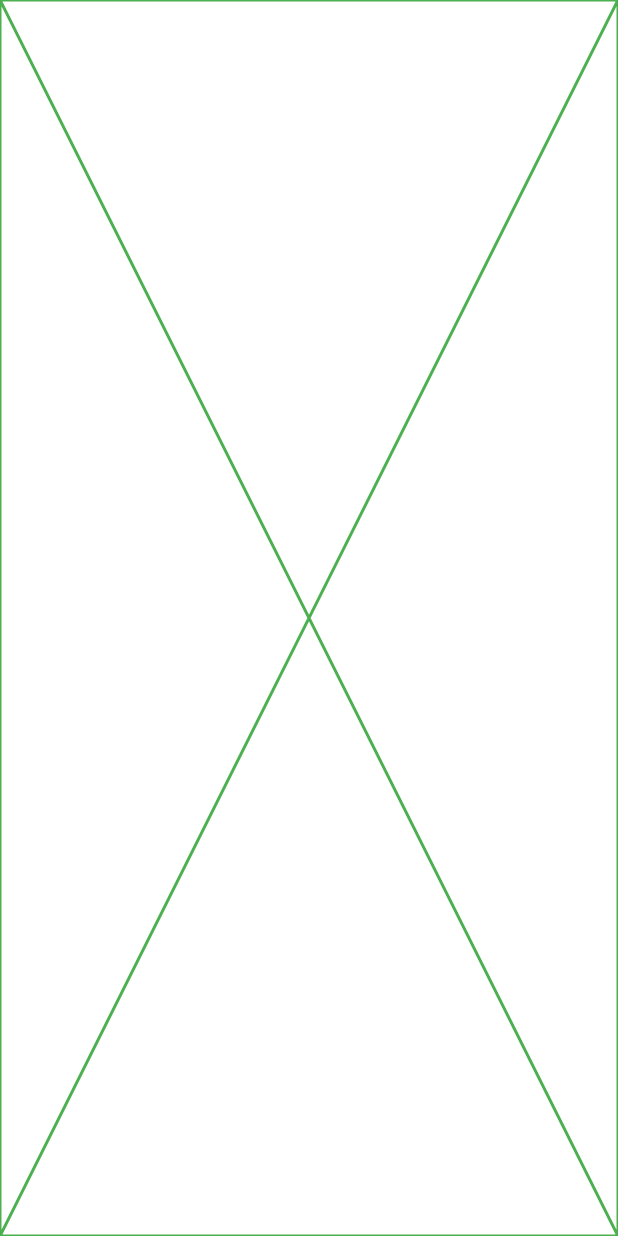
After one commit to levinzonr/movie-db-flutter, a Flutter app: the screen it shows after launch, after a tap on an icon or button, on a phone screen of 412 x 824 dp. The commit adds this screen. Run offline on Flutter 3.47's test engine with Material 2 defaults, Android fonts, the light colour scheme and no system bars; our stand-ins replace bloc, equatable, flutter_bloc, get_it, logger.

Commit message:
Page detail navigation

```diff
--- a/lib/presentation/screens/home/home_page.dart
+++ b/lib/presentation/screens/home/home_page.dart
@@ -12,7 +12,7 @@ import 'package:what_and_where/presentation/translations/translations.dart';
 class HomePage extends StatefulWidget {
 
 
-  static Widget init(BuildContext) => BlocProvider<HomeBloc>(
+  static Widget init(BuildContext context) => BlocProvider<HomeBloc>(
     create: (_) => injector<HomeBloc>(),
     child: HomePage(),
   );
@@ -84,6 +84,9 @@ class HomePageState extends State<HomePage> {
       case HomeTab.settings: {
         return Placeholder(color: Colors.blue,);
       }
+      default : {
+        return Placeholder(color: Colors.red,);
+      }
     }
   }
 }
--- /dev/null
+++ b/lib/presentation/screens/movie_details/movie_details_page.dart
@@ -0,0 +1,14 @@
+
+
+import 'package:flutter/material.dart';
+
+class MovieDetailsPage extends StatelessWidget {
+
+  final String movieId;
+  MovieDetailsPage({this.movieId});
+
+  @override
+  Widget build(BuildContext context) {
+    return Placeholder(color: Colors.green,);
+  }
+}
--- a/lib/presentation/screens/movies/movies_list_page.dart
+++ b/lib/presentation/screens/movies/movies_list_page.dart
@@ -2,6 +2,7 @@ import 'package:flutter/material.dart';
 import 'package:flutter_bloc/flutter_bloc.dart';
 import 'package:what_and_where/injection/injector.dart';
 import 'package:what_and_where/presentation/common/wigets/bottom_loading_indicator.dart';
+import 'package:what_and_where/presentation/screens/movie_details/movie_details_page.dart';
 import 'package:what_and_where/presentation/screens/movies/movies_list_bloc.dart';
 import 'package:what_and_where/presentation/screens/movies/movies_list_event.dart';
 import 'package:what_and_where/presentation/screens/movies/movies_list_state.dart';
@@ -57,7 +58,10 @@ class MoviesListPageState extends State<MoviesListPage> with AutomaticKeepAliveC
         itemBuilder: (context, index) {
           return index >= state.movies.length ?
           BottomLoadingIndicator() :
-          TopRatedMovieWidget(movie: state.movies[index]);
+          TopRatedMovieWidget(
+              movie: state.movies[index],
+              onTap: () { Navigator.push(context, MaterialPageRoute(builder: (context) => MovieDetailsPage())); } ,
+          );
         },
         separatorBuilder: (context, index) =>
             Padding(padding: EdgeInsets.symmetric(vertical: 8)),
--- a/lib/presentation/screens/movies/widgets/top_rated_movie_widget.dart
+++ b/lib/presentation/screens/movies/widgets/top_rated_movie_widget.dart
@@ -5,12 +5,15 @@ import 'package:what_and_where/presentation/extensions/extensions.dart';
 
 class TopRatedMovieWidget extends StatelessWidget {
   final Movie movie;
+  final VoidCallback onTap;
 
-  TopRatedMovieWidget({this.movie});
+  TopRatedMovieWidget({this.movie, this.onTap});
 
   @override
   Widget build(BuildContext context) {
-    return SizedBox(
+    return GestureDetector(
+      onTap: onTap,
+      child: SizedBox(
           height: 200,
           child: Card(
             elevation: 16,
@@ -23,7 +26,8 @@ class TopRatedMovieWidget extends StatelessWidget {
                 detailsRow,
               ],
             ),
-        ));
+          )),
+    );
   }
 
   Widget get imageRow => Flexible(
@@ -46,7 +50,11 @@ class TopRatedMovieWidget extends StatelessWidget {
           Row(
             mainAxisSize: MainAxisSize.max,
             mainAxisAlignment: MainAxisAlignment.end,
-            children: <Widget>[_metascoreColumn, Padding(padding: EdgeInsets.only(left: 8)), ratingRow],
+            children: <Widget>[
+              _metascoreColumn,
+              Padding(padding: EdgeInsets.only(left: 8)),
+              ratingRow
+            ],
           ),
         ],
       ));
@@ -99,7 +107,10 @@ class TopRatedMovieWidget extends StatelessWidget {
             height: double.infinity,
             alignment: Alignment.center,
             color: movie.metascoreColor,
-        child: Text(movie.metascore.toString(), style: TextStyles.button,),
+            child: Text(
+              movie.metascore.toString(),
+              style: TextStyles.button,
+            ),
           ),
         ),
       );
```
Lines whose indentation alone changed are shown as unchanged.
